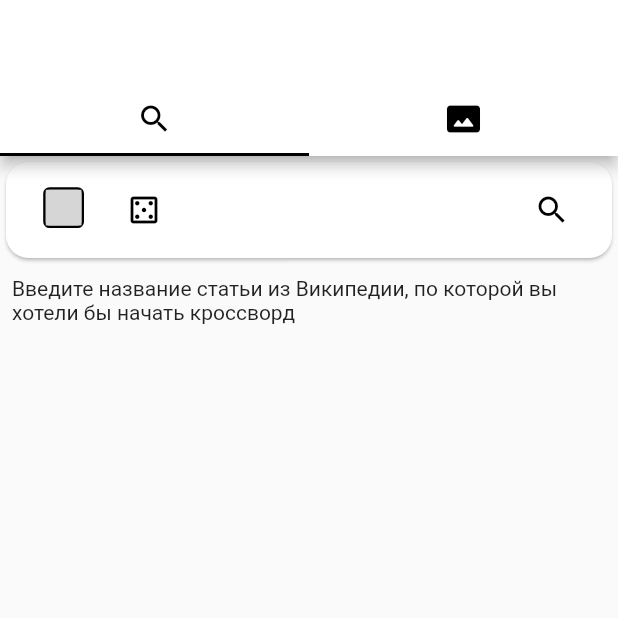
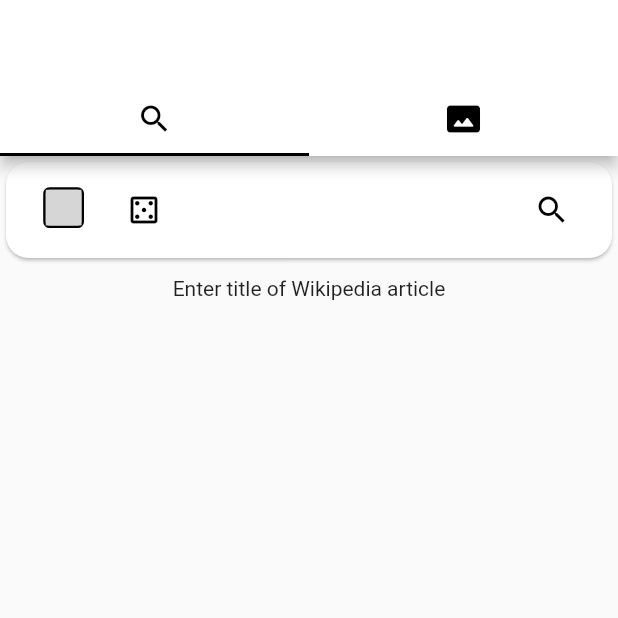
Before and after one commit to SmirnuX/wiki-cross, a Flutter app: the screen it shows after launch, on a phone screen of 412 x 824 dp, the top half of it. Run offline on Flutter 3.47's test engine with Material 2 defaults, Android fonts, the light colour scheme and no system bars; our stand-ins replace auto_size_text; missing offline and left inert: flag; generated files the repository leaves out were written again; grey boxes are pictures that could not be loaded.

Commit message:
Added english localization and fixed some bugs
Signed-off-by: Смирнов Василий <xomafok@yandex.ru>

```diff
--- /dev/null
+++ b/l10n.yaml
@@ -0,0 +1,3 @@
+arb-dir: lib/l10n
+template-arb-file: app_en.arb
+output-localization-file: app_localizations.dart
--- a/lib/error.dart
+++ b/lib/error.dart
@@ -1,5 +1,6 @@
 import 'package:flutter/material.dart';
 import 'main.dart';
+import 'package:flutter_gen/gen_l10n/app_localizations.dart';
 
 class ErrorRoute extends StatelessWidget {
   ErrorRoute({ Key? key, required this.error }) : super(key: key);
@@ -12,7 +13,7 @@ class ErrorRoute extends StatelessWidget {
         child: Column(
           mainAxisAlignment: MainAxisAlignment.spaceEvenly,
           children: [
-            const Text('Ошибка', style: TextStyle(fontSize: 25, color: ColorTheme.TextColor),),
+            Text(AppLocalizations.of(context)!.error, style: TextStyle(fontSize: 25, color: ColorTheme.GetTextColor(context)),),
             Stack(
               alignment: Alignment.center,
               children: const [
@@ -20,7 +21,7 @@ class ErrorRoute extends StatelessWidget {
               ],
             ),
             Column(children: [
-              Text(error != '' ? error : 'Произошла неизвестная ошибка.'),
+              Text(error != '' ? error : AppLocalizations.of(context)!.errorUnknown),
             ],),
             Stack(
               alignment: Alignment.center,
--- a/lib/search.dart
+++ b/lib/search.dart
@@ -6,6 +6,9 @@ import 'package:flag/flag.dart';
 
 import 'package:flutter/material.dart';
 import 'package:http/http.dart' as http;
+
+import 'package:flutter_gen/gen_l10n/app_localizations.dart';
+import 'package:flutter_localizations/flutter_localizations.dart';
 
 import 'main.dart';
 
@@ -67,12 +70,13 @@ class SearchTab extends StatefulWidget {  //Вкладка поиска
 class _SearchTabState extends State<SearchTab> {
   late Future<Map<String, int>>? search; //Результаты поиска
   TextStyle header_style = const TextStyle(fontSize: 25);
-  bool language_rus = true;
+  late bool language_rus;
   String query = '';
   @override
   void initState()
   {
     super.initState();
+    language_rus = true;
     search = null;
   }
 
@@ -88,12 +92,17 @@ class _SearchTabState extends State<SearchTab> {
           {
             if (snapshot.data!.isEmpty) //Если запрос не дал результата
             {
-              result = (Column(
-               children: const [
-                 Icon(Icons.cancel, color: Colors.red,),
-                 Text('По вашему запросу ничего не найдено.')
-               ]
-              ));
+              result = (
+                Padding(
+                  padding: const EdgeInsets.all(8),
+                  child: Column(
+                    children: [
+                      const Icon(Icons.cancel, color: Colors.red,),
+                      Text(AppLocalizations.of(context)!.searchNoResults)
+                    ]
+                  )
+                )
+              );
             }
             else  //Выдача списка
             {
@@ -125,13 +134,13 @@ class _SearchTabState extends State<SearchTab> {
           }
           else if(snapshot.connectionState == ConnectionState.none)
           {
-            result = const Padding(
-              padding: EdgeInsets.all(8),
-              child: Center(child: Text('Введите название статьи из Википедии, по которой вы хотели бы начать кроссворд'),));
+            result = Padding(
+              padding: const EdgeInsets.all(8),
+              child: Center(child: Text(AppLocalizations.of(context)==null?'':AppLocalizations.of(context)!.searchEnterQuery),));
           }
           else if (snapshot.hasError)
           {
-            result = Center(child: Text('Ошибка запроса: ${snapshot.error}'),);
+            result = Center(child: Text('${AppLocalizations.of(context)!.searchError}: ${snapshot.error}'),);
           }
           else
           {
@@ -234,8 +243,8 @@ class _SearchTabState extends State<SearchTab> {
 Future <Map<String, int>> SearchWiki(String query, bool is_rus) async
 {
   Uri url = Uri.parse(is_rus
-                      ?'https://ru.wikipedia.org/w/api.php?action=query&list=search&srsearch=${query}&srlimit=10&srnamespace=0&format=json&origin=*'
-                      :'https://en.wikipedia.org/w/api.php?action=query&list=search&srsearch=${query}&srlimit=10&srnamespace=0&format=json&origin=*');
+                      ?'https://ru.wikipedia.org/w/api.php?action=query&list=search&srsearch=$query&srlimit=10&srnamespace=0&format=json&origin=*'
+                      :'https://en.wikipedia.org/w/api.php?action=query&list=search&srsearch=$query&srlimit=10&srnamespace=0&format=json&origin=*');
   http.Response response = await http.get(url);
   if (response.statusCode != 200)
   {
--- a/pubspec.yaml
+++ b/pubspec.yaml
@@ -29,7 +29,8 @@ environment:
 dependencies:
   flutter:
     sdk: flutter
-
+  flutter_localizations:
+    sdk: flutter
 
   # The following adds the Cupertino Icons font to your application.
   # Use with the CupertinoIcons class for iOS style icons.
@@ -39,6 +40,7 @@ dependencies:
   convert: ^3.0.1
   characters: ^1.2.0
   flag: ^6.0.0
+  intl: ^0.17.0
 
 dev_dependencies:
   flutter_test:
@@ -62,6 +64,7 @@ flutter:
   # included with your application, so that you can use the icons in
   # the material Icons class.
   uses-material-design: true
+  generate: true
 
   # To add assets to your application, add an assets section, like this:
   # assets:
```
Also changed, not shown: lib/cross_settings.dart (+9 -7 lines), lib/crossword.dart (+7 -6 lines), lib/final.dart (+6 -4 lines), lib/l10n/app_en.arb (added, +107 -0 lines), lib/l10n/app_ru.arb (added, +23 -0 lines), lib/main.dart (+14 -3 lines), lib/wiki.dart (+4 -4 lines), pubspec.lock, 1 other file.
